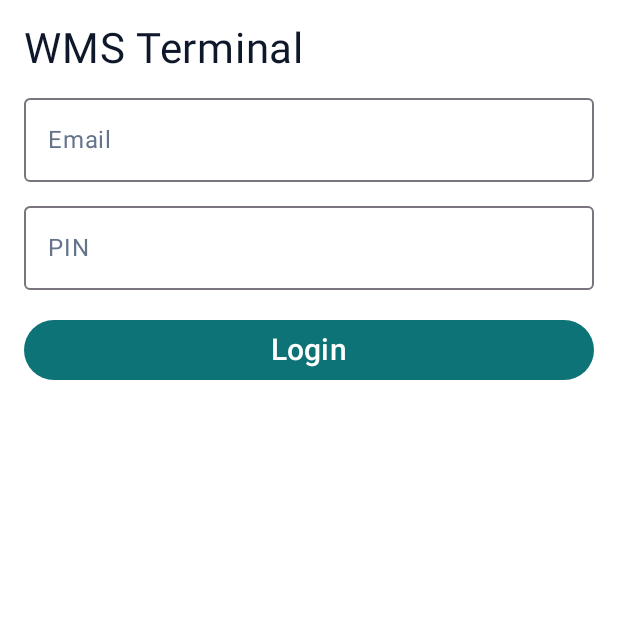
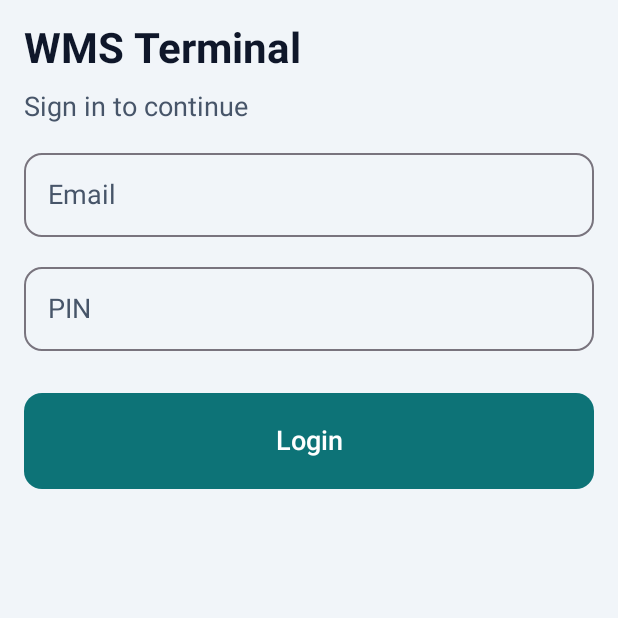
Before and after one commit to Skalych/WMS-pl, an Android app built with Jetpack Compose: the screen it shows after launch (MainActivity), on a phone screen of 412 x 824 dp, the top half of it. Run offline under Robolectric (Android 15) with nearby library versions, the light colour scheme and no system bars; 2 statements that could not run were skipped.

Commit message:
feat: polish Android terminal UI for warehouse handsets
Add shared Compose components, larger typography and buttons, and task refresh on the task list screen.

```diff
--- a/android/app/src/main/java/com/wms/terminal/ui/TerminalTheme.kt
+++ b/android/app/src/main/java/com/wms/terminal/ui/TerminalTheme.kt
@@ -1,9 +1,16 @@
 package com.wms.terminal.ui
 
+import androidx.compose.foundation.shape.RoundedCornerShape
 import androidx.compose.material3.MaterialTheme
+import androidx.compose.material3.Typography
 import androidx.compose.material3.lightColorScheme
 import androidx.compose.runtime.Composable
 import androidx.compose.ui.graphics.Color
+import androidx.compose.ui.text.TextStyle
+import androidx.compose.ui.text.font.FontFamily
+import androidx.compose.ui.text.font.FontWeight
+import androidx.compose.ui.unit.dp
+import androidx.compose.ui.unit.sp
 
 private val TerminalColors = lightColorScheme(
     primary = Color(0xFF0D7377),
@@ -14,20 +21,79 @@ private val TerminalColors = lightColorScheme(
     onSecondary = Color.White,
     secondaryContainer = Color(0xFFE2E8F0),
     onSecondaryContainer = Color(0xFF1E293B),
-    background = Color(0xFFF8FAFC),
+    tertiary = Color(0xFF0F766E),
+    background = Color(0xFFF1F5F9),
     onBackground = Color(0xFF0F172A),
     surface = Color.White,
     onSurface = Color(0xFF0F172A),
-    surfaceVariant = Color(0xFFF1F5F9),
-    onSurfaceVariant = Color(0xFF64748B),
+    surfaceVariant = Color(0xFFE2E8F0),
+    onSurfaceVariant = Color(0xFF475569),
     error = Color(0xFFB91C1C),
     onError = Color.White,
+    errorContainer = Color(0xFFFEE2E2),
+    onErrorContainer = Color(0xFF7F1D1D),
 )
+
+private val TerminalTypography = Typography(
+    displayLarge = TextStyle(
+        fontFamily = FontFamily.Default,
+        fontWeight = FontWeight.Bold,
+        fontSize = 40.sp,
+        lineHeight = 44.sp,
+    ),
+    headlineLarge = TextStyle(
+        fontFamily = FontFamily.Default,
+        fontWeight = FontWeight.Bold,
+        fontSize = 28.sp,
+        lineHeight = 34.sp,
+    ),
+    headlineMedium = TextStyle(
+        fontFamily = FontFamily.Default,
+        fontWeight = FontWeight.SemiBold,
+        fontSize = 22.sp,
+        lineHeight = 28.sp,
+    ),
+    titleLarge = TextStyle(
+        fontFamily = FontFamily.Default,
+        fontWeight = FontWeight.SemiBold,
+        fontSize = 20.sp,
+        lineHeight = 26.sp,
+    ),
+    titleMedium = TextStyle(
+        fontFamily = FontFamily.Default,
+        fontWeight = FontWeight.Medium,
+        fontSize = 16.sp,
+        lineHeight = 22.sp,
+        letterSpacing = 0.4.sp,
+    ),
+    bodyLarge = TextStyle(
+        fontFamily = FontFamily.Default,
+        fontWeight = FontWeight.Normal,
+        fontSize = 18.sp,
+        lineHeight = 24.sp,
+    ),
+    bodyMedium = TextStyle(
+        fontFamily = FontFamily.Default,
+        fontWeight = FontWeight.Normal,
+        fontSize = 15.sp,
+        lineHeight = 20.sp,
+    ),
+    labelLarge = TextStyle(
+        fontFamily = FontFamily.Default,
+        fontWeight = FontWeight.SemiBold,
+        fontSize = 18.sp,
+        lineHeight = 24.sp,
+    ),
+)
+
+val TerminalButtonHeight = 64.dp
+val TerminalCorner = RoundedCornerShape(12.dp)
 
 @Composable
 fun TerminalTheme(content: @Composable () -> Unit) {
     MaterialTheme(
         colorScheme = TerminalColors,
+        typography = TerminalTypography,
         content = content,
     )
 }
```
Also changed, not shown: android/app/src/main/java/com/wms/terminal/ui/TerminalComponents.kt (added, +207 -0 lines), android/app/src/main/java/com/wms/terminal/ui/TerminalScreens.kt (+141 -133 lines), android/app/src/main/java/com/wms/terminal/ui/TerminalViewModel.kt (+28 -0 lines).
